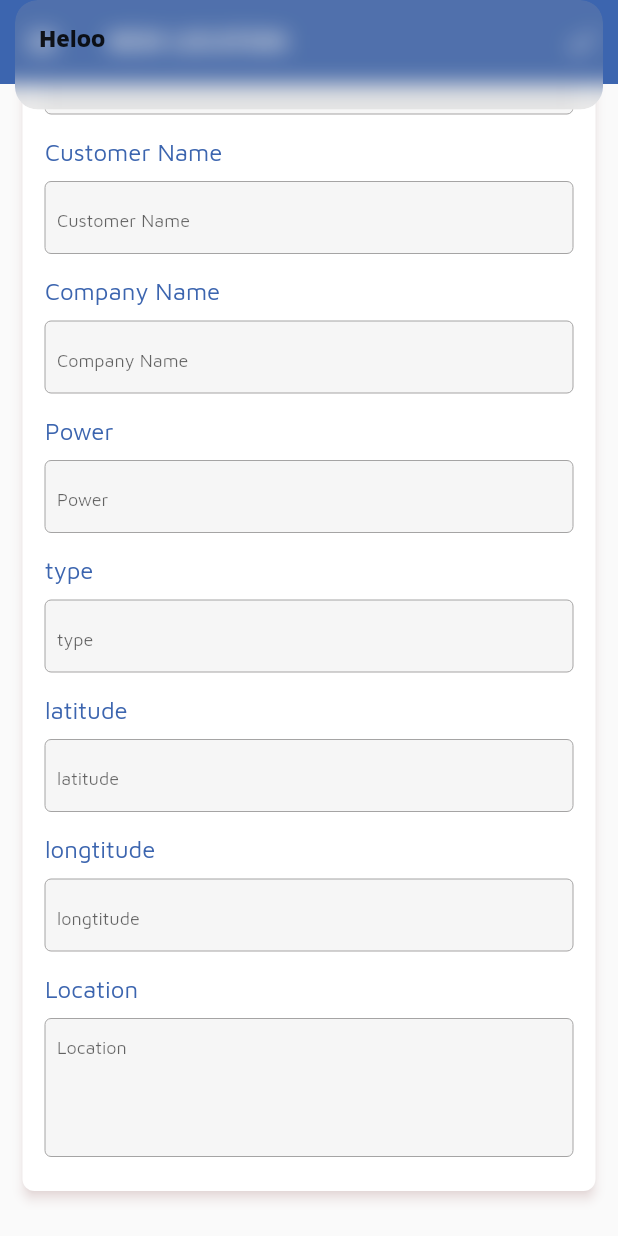
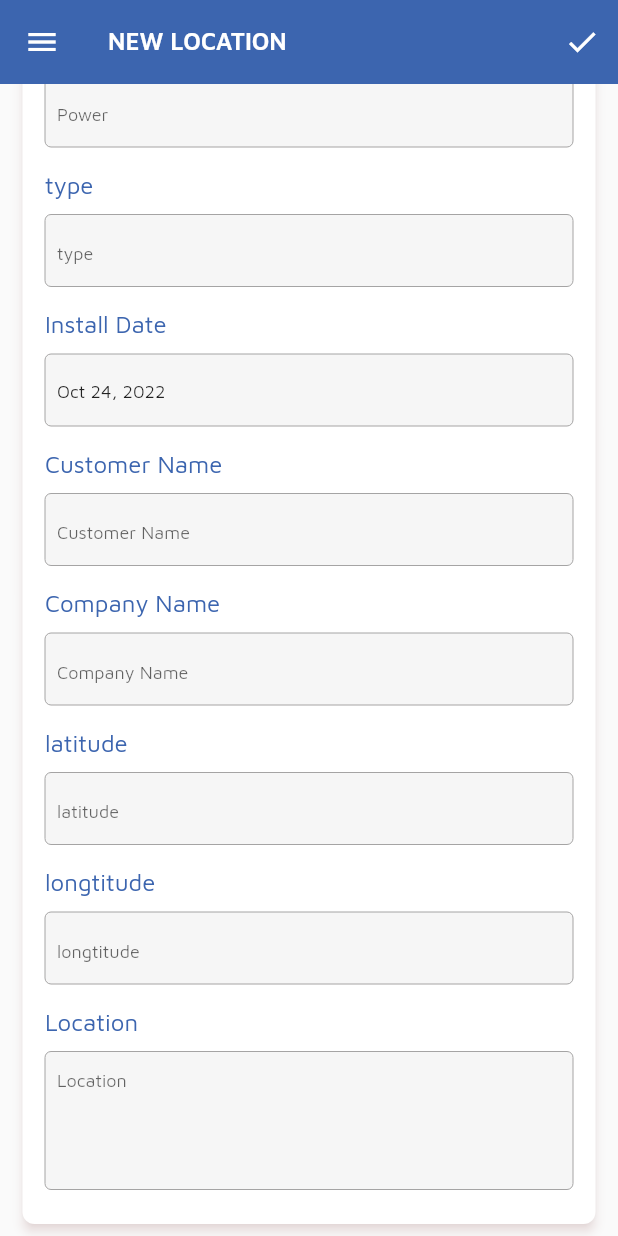
Before and after one commit to kimchhaychheng555/AKISNI-APP, a Flutter app: the ManageView screen opened by its route, scrolled down 217 dp, after a tap on the "check" icon, on a phone screen of 412 x 824 dp. Run offline on Flutter 3.47's test engine with Material 2 defaults, Android fonts, the phone set to English and light mode, and no system bars; drawn by our look-alikes of date_time_picker, loading_overlay; our stand-ins replace badges, flutter_spinkit, fluttertoast, geolocator, get, get_storage and 3 more; missing offline and left inert: custom_marker, encrypt, mongo_dart; accounts and stored records are empty; statements that could not run were skipped.

Commit message:
fix form manage

```diff
--- a/akisni_app/lib/components/button_component.dart
+++ b/akisni_app/lib/components/button_component.dart
@@ -44,7 +44,10 @@ class ButtonComponent extends StatelessWidget {
                     titleButton ?? "Button",
                     style: const TextStyle(),
                   ),
-                  Icon(surfix),
+                  Icon(
+                    surfix,
+                    size: 20,
+                  ),
                 ],
               ),
       ),
--- a/akisni_app/lib/components/date_time_picker_component.dart
+++ b/akisni_app/lib/components/date_time_picker_component.dart
@@ -38,6 +38,7 @@ class DateTimePickerComponent extends StatelessWidget {
                 borderSide: BorderSide(color: GraySeconday, width: 0.0),
               ),
             ),
+            initialValue: DateTime.now().toString(),
             firstDate: DateTime(2000),
             style: const TextStyle(
               fontSize: 12,
--- a/akisni_app/lib/components/input_text_component.dart
+++ b/akisni_app/lib/components/input_text_component.dart
@@ -7,12 +7,16 @@ class InputTextComponent extends StatelessWidget {
   final String? placeholder;
   final TextEditingController? controller;
   final bool isPassword;
+  final TextInputType textInputType;
   final bool isTextArea;
   final bool isSearch;
+  final String? Function(String?)? validator;
   const InputTextComponent({
     super.key,
     this.controller,
     this.placeholder,
+    this.validator,
+    this.textInputType = TextInputType.text,
     this.isTextArea = false,
     this.isPassword = false,
     this.isSearch = false,
@@ -25,13 +29,17 @@ class InputTextComponent extends StatelessWidget {
       child: Column(
         crossAxisAlignment: CrossAxisAlignment.start,
         children: [
-          TextComponent(
-            text: placeholder ?? "",
-            color: BluePrimary,
-            fontSize: DEFAULT_FONT_SIZE,
-          ),
+          isSearch == false
+              ? TextComponent(
+                  text: placeholder ?? "",
+                  color: BluePrimary,
+                  fontSize: DEFAULT_FONT_SIZE,
+                )
+              : Container(),
           const SizedBox(height: 10),
-          TextField(
+          TextFormField(
+            validator: validator,
+            keyboardType: textInputType,
             maxLines: isTextArea == true ? 4 : 1,
             controller: controller,
             obscureText: isPassword,
--- a/akisni_app/lib/controllers/main_controller.dart
+++ b/akisni_app/lib/controllers/main_controller.dart
@@ -30,7 +30,7 @@ class MainController extends GetxController {
   Widget get afterLoading {
     return AppService.isHasNetwork
         ? isLogin.value
-            ? const HomeView()
+            ? HomeView()
             : const LoginView()
         : const NoNetWorkView();
   }
--- a/akisni_app/lib/controllers/manage_controller.dart
+++ b/akisni_app/lib/controllers/manage_controller.dart
@@ -1,11 +1,17 @@
+import 'package:akisni_app/components/custom_sna_bar.dart';
+import 'package:akisni_app/constants/constant.dart';
 import 'package:akisni_app/models/location_list_models/location_list_model.dart';
 import 'package:akisni_app/services/responsitory_services.dart';
 import 'package:flutter/cupertino.dart';
+import 'package:flutter/material.dart';
 import 'package:get/get.dart';
 import 'package:uuid/uuid.dart';
 
+import '../views/location_views/location_view.dart';
+
 class ManageController extends GetxController {
   var isLoading = false.obs;
+
   final formKey = GlobalKey<FormState>();
   // Var Location Temp
   var installDate = ''.obs;
@@ -35,10 +41,23 @@ class ManageController extends GetxController {
       name: nameCtrl.text,
       power: powerCtrl.text,
     );
-
-    var res = await ResponsitoryServices.insertLocation(locate);
-
-    Get.snackbar("Heloo", "");
+    if (formKey.currentState!.validate()) {
+      var res = await ResponsitoryServices.insertLocation(locate);
+      Get.snackbar(
+        "Save Success",
+        "",
+        icon: Icon(
+          Icons.check_circle,
+          color: Colors.green,
+          size: 24,
+        ),
+        borderRadius: 4,
+        snackPosition: SnackPosition.BOTTOM,
+        colorText: Colors.white,
+        backgroundColor: Colors.green.shade200,
+      );
+      Get.offNamed(LocationView.routeName);
+    }
 
     isLoading(false);
   }
--- a/akisni_app/lib/helper/app_routes.dart
+++ b/akisni_app/lib/helper/app_routes.dart
@@ -34,7 +34,7 @@ class AppRoute {
           binding: AppBindings(),
         ),
         GetPage(
-          page: () => const HomeView(),
+          page: () => HomeView(),
           name: HomeView.routeName,
           binding: AppBindings(),
         ),
--- a/akisni_app/lib/views/home_views/home_view.dart
+++ b/akisni_app/lib/views/home_views/home_view.dart
@@ -11,7 +11,7 @@ import 'package:google_maps_flutter/google_maps_flutter.dart';
 import 'package:uuid/uuid.dart';
 
 class HomeView extends GetResponsiveView<MainController> {
-  const HomeView({super.key});
+  HomeView({super.key});
 
   static String routeName = "/home";
 
@@ -83,7 +83,7 @@ class HomeView extends GetResponsiveView<MainController> {
                         children: [
                           TextComponent(
                             text: controller.currentMarkerActive.value?.title ??
-                                "",
+                                "HERE NO TITLE",
                             fontSize: 18,
                             fontWeight: FontWeight.w500,
                             color: RedPrimary,
@@ -129,7 +129,7 @@ class HomeView extends GetResponsiveView<MainController> {
                   Uuid.NAMESPACE_NIL)
                 Positioned(
                   right: 10,
-                  bottom: 160,
+                  bottom: 155,
                   child: Container(
                     decoration: BoxDecoration(
                       borderRadius: BorderRadius.circular(30),
--- a/akisni_app/lib/views/manage_views/manage_view.dart
+++ b/akisni_app/lib/views/manage_views/manage_view.dart
@@ -49,7 +49,21 @@ class ManageView extends StatelessWidget {
                       children: [
                         InputTextComponent(
                           controller: controller.nameCtrl,
+                          validator: (value) {
+                            if (value == null || value.isEmpty) {
+                              return 'please_enter_DK'.tr;
+                            }
+                            return null;
+                          },
                           placeholder: 'dk'.toUpperCase(),
+                        ),
+                        InputTextComponent(
+                          controller: controller.powerCtrl,
+                          placeholder: 'power'.tr,
+                        ),
+                        InputTextComponent(
+                          controller: controller.typeCtrl,
+                          placeholder: 'type'.tr,
                         ),
                         DateTimePickerComponent(
                           label: "install_date".tr,
@@ -65,23 +79,17 @@ class ManageView extends StatelessWidget {
                           placeholder: 'company_name'.tr,
                         ),
                         InputTextComponent(
-                          controller: controller.powerCtrl,
-                          placeholder: 'power'.tr,
-                        ),
-                        InputTextComponent(
-                          controller: controller.typeCtrl,
-                          placeholder: 'type'.tr,
-                        ),
-                        InputTextComponent(
                           controller: controller.latitudeCtrl,
                           placeholder: 'latitude'.tr,
                         ),
                         InputTextComponent(
                           controller: controller.longtitudeCtrl,
+                          textInputType: TextInputType.number,
                           placeholder: 'longtitude'.tr,
                         ),
                         InputTextComponent(
                           isTextArea: true,
+                          textInputType: TextInputType.number,
                           placeholder: 'location'.tr,
                         ),
                       ],
```
Also changed, not shown: akisni_app/lib/components/custom_sna_bar.dart (added, +197 -0 lines), akisni_app/lib/views/location_views/components/location_list_card_component.dart (+23 -16 lines).
